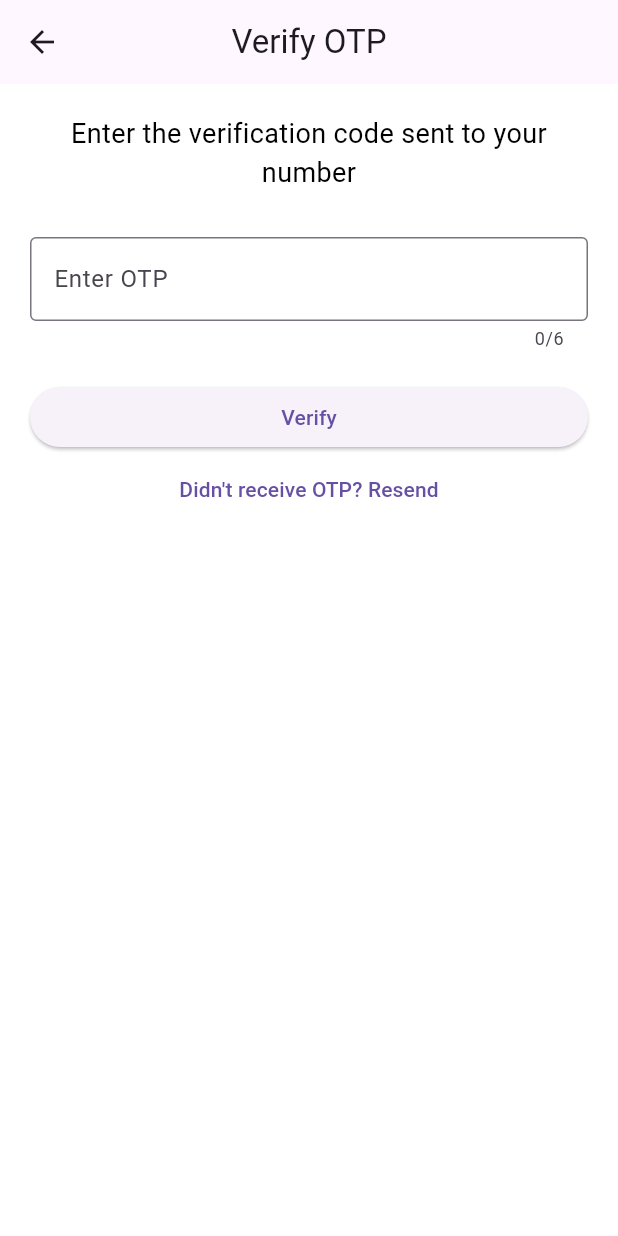
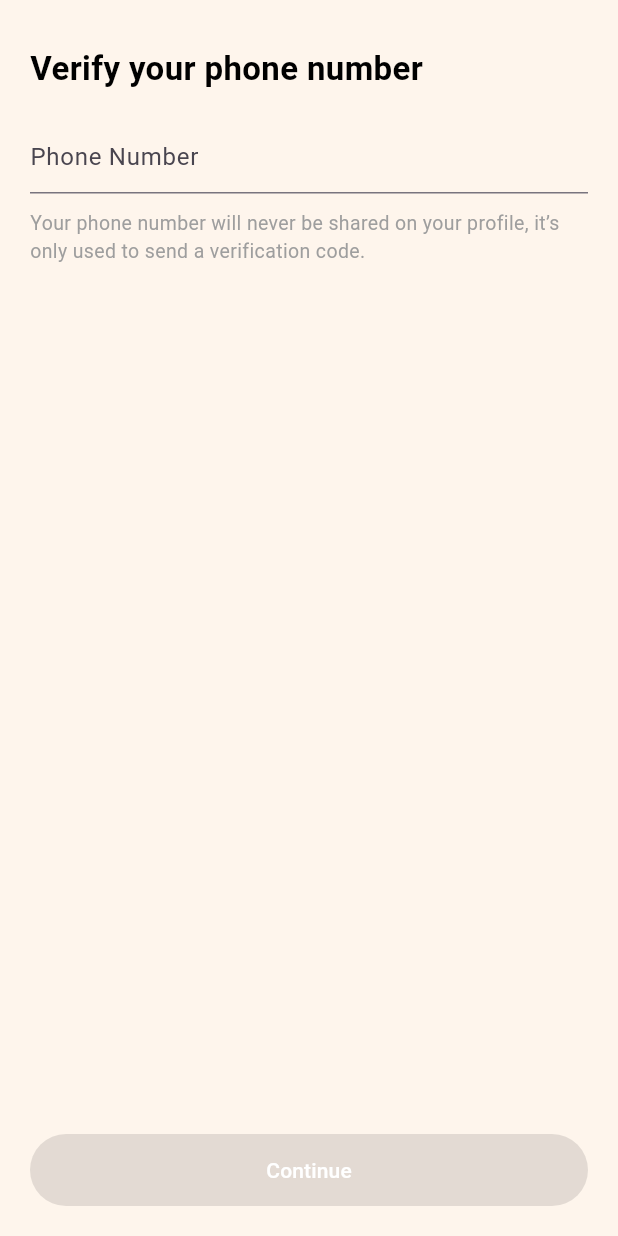
Before and after one commit to muhammadhassanmahar/Muna-Match, a Flutter app: the VerifyScreen screen opened directly, on a phone screen of 412 x 824 dp. Run offline on Flutter 3.47's test engine with Material 3 defaults, Android fonts, the phone set to English and light mode, and no system bars; our stand-ins replace image_picker.

Commit message:
Added new files

```diff
--- a/lib/verify_screen.dart
+++ b/lib/verify_screen.dart
@@ -1,4 +1,5 @@
 import 'package:flutter/material.dart';
+import 'verify_code_screen.dart';
 
 class VerifyScreen extends StatefulWidget {
   const VerifyScreen({super.key});
@@ -8,70 +9,89 @@ class VerifyScreen extends StatefulWidget {
 }
 
 class _VerifyScreenState extends State<VerifyScreen> {
-  final TextEditingController otpController = TextEditingController();
+  final TextEditingController _phoneController = TextEditingController();
+  bool isButtonEnabled = false;
 
-  void _verifyOTP() {
-    final otp = otpController.text.trim();
-
-    if (otp.length == 6) {
-      // ✅ Dummy verification logic
-      ScaffoldMessenger.of(context).showSnackBar(
-        SnackBar(content: Text('OTP Verified: $otp')),
-      );
-
-      // Example: Navigate to next screen
-      // Navigator.push(context, MaterialPageRoute(builder: (_) => NextScreen()));
-    } else {
-      ScaffoldMessenger.of(context).showSnackBar(
-        const SnackBar(content: Text('Please enter a valid 6-digit OTP')),
-      );
-    }
+  void _onPhoneChanged() {
+    setState(() {
+      isButtonEnabled = _phoneController.text.length >= 10; // adjust as needed
+    });
   }
 
-  void _resendOTP() {
-    // ✅ Dummy resend logic
-    ScaffoldMessenger.of(context).showSnackBar(
-      const SnackBar(content: Text('OTP has been resent')),
-    );
+  @override
+  void initState() {
+    super.initState();
+    _phoneController.addListener(_onPhoneChanged);
+  }
+
+  @override
+  void dispose() {
+    _phoneController.dispose();
+    super.dispose();
   }
 
   @override
   Widget build(BuildContext context) {
     return Scaffold(
-      appBar: AppBar(
-        title: const Text('Verify OTP'),
-        centerTitle: true,
+      backgroundColor: const Color(0xfffef5ec),
+      body: SafeArea(
+        child: Padding(
+          padding: const EdgeInsets.all(20),
+          child: Column(
+            crossAxisAlignment: CrossAxisAlignment.start,
+            children: [
+              const SizedBox(height: 10),
+              const Text(
+                'Verify your phone number',
+                style: TextStyle(fontSize: 22, fontWeight: FontWeight.bold),
               ),
-      body: Padding(
-        padding: const EdgeInsets.all(20.0),
-        child: Column(
-          crossAxisAlignment: CrossAxisAlignment.stretch,
-          children: [
-            const Text(
-              'Enter the verification code sent to your number',
-              style: TextStyle(fontSize: 18),
-              textAlign: TextAlign.center,
-            ),
-            const SizedBox(height: 30),
+              const SizedBox(height: 20),
               TextField(
-              controller: otpController,
-              keyboardType: TextInputType.number,
-              maxLength: 6,
+                controller: _phoneController,
+                keyboardType: TextInputType.phone,
                 decoration: const InputDecoration(
-                labelText: 'Enter OTP',
-                border: OutlineInputBorder(),
+                  hintText: 'Phone Number',
+                  border: UnderlineInputBorder(),
                 ),
               ),
-            const SizedBox(height: 20),
-            ElevatedButton(
-              onPressed: _verifyOTP,
-              child: const Text('Verify'),
+              const SizedBox(height: 10),
+              const Text(
+                "Your phone number will never be shared on your profile, it’s only used to send a verification code.",
+                style: TextStyle(fontSize: 13, color: Colors.grey),
               ),
-            TextButton(
-              onPressed: _resendOTP,
-              child: const Text("Didn't receive OTP? Resend"),
+              const Spacer(),
+              SizedBox(
+                width: double.infinity,
+                child: ElevatedButton(
+                  style: ElevatedButton.styleFrom(
+                    backgroundColor: isButtonEnabled
+                        ? const Color(0xfffeba9d)
+                        : const Color(0xfffeba9d).withAlpha((0.5 * 255).toInt()),
+                    padding: const EdgeInsets.symmetric(vertical: 14),
+                    shape: RoundedRectangleBorder(
+                      borderRadius: BorderRadius.circular(30),
+                    ),
+                  ),
+                  onPressed: isButtonEnabled
+                      ? () {
+                          Navigator.push(
+                            context,
+                            MaterialPageRoute(
+                              builder: (context) => VerifyCodeScreen(
+                                phoneNumber: _phoneController.text,
+                              ),
+                            ),
+                          );
+                        }
+                      : null,
+                  child: const Text(
+                    'Continue',
+                    style: TextStyle(color: Colors.white),
+                  ),
+                ),
               ),
             ],
+          ),
         ),
       ),
     );
```
Also changed, not shown: lib/verify_code_screen.dart (added, +37 -0 lines). Lines whose indentation alone changed are shown as unchanged.
